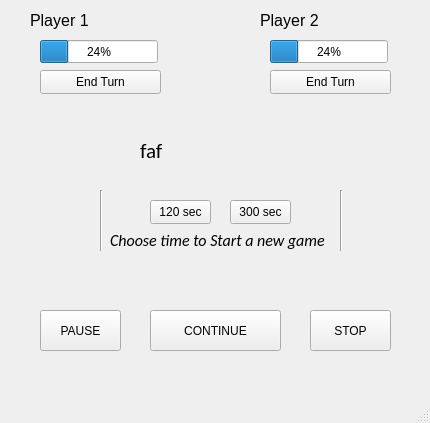
The window that viikko7/shakkikello/mainwindow.ui (reso-kurssit/2023-Q3-until-2024-Q2) describes before a commit, drawn with Qt 5.
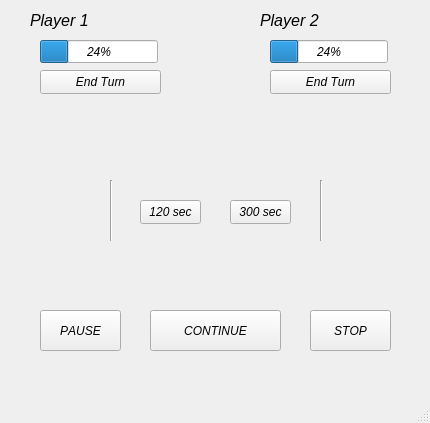
The same window after the commit.

Commit message: Melkein valmis, pientä korjailua vielä

What changed in the file:
```diff
--- a/viikko7/shakkikello/mainwindow.ui
+++ b/viikko7/shakkikello/mainwindow.ui
@@ -10,6 +10,12 @@
     <height>423</height>
    </rect>
   </property>
+  <property name="font">
+   <font>
+    <italic>true</italic>
+    <kerning>false</kerning>
+   </font>
+  </property>
   <property name="windowTitle">
    <string>MainWindow</string>
   </property>
@@ -30,24 +36,26 @@
    <widget class="QLabel" name="textLabel">
     <property name="geometry">
      <rect>
-      <x>140</x>
+      <x>30</x>
       <y>130</y>
-      <width>151</width>
+      <width>371</width>
       <height>41</height>
      </rect>
     </property>
     <property name="font">
      <font>
       <family>Calibri</family>
-      <pointsize>16</pointsize>
+      <pointsize>14</pointsize>
+      <italic>true</italic>
       <bold>false</bold>
+      <kerning>false</kerning>
      </font>
     </property>
     <property name="autoFillBackground">
      <bool>false</bool>
     </property>
     <property name="text">
-     <string>faf</string>
+     <string/>
     </property>
    </widget>
    <widget class="QProgressBar" name="progressP1">
@@ -92,7 +100,7 @@
    <widget class="QPushButton" name="time120">
     <property name="geometry">
      <rect>
-      <x>150</x>
+      <x>140</x>
       <y>200</y>
       <width>61</width>
       <height>24</height>
@@ -127,6 +135,12 @@
     <property name="text">
      <string>PAUSE</string>
     </property>
+    <property name="autoRepeatInterval">
+     <number>100</number>
+    </property>
+    <property name="flat">
+     <bool>false</bool>
+    </property>
    </widget>
    <widget class="QPushButton" name="start">
     <property name="geometry">
@@ -153,6 +167,8 @@
     <property name="font">
      <font>
       <pointsize>12</pointsize>
+      <italic>true</italic>
+      <kerning>false</kerning>
      </font>
     </property>
     <property name="autoFillBackground">
@@ -174,6 +190,8 @@
     <property name="font">
      <font>
       <pointsize>12</pointsize>
+      <italic>true</italic>
+      <kerning>false</kerning>
      </font>
     </property>
     <property name="autoFillBackground">
@@ -183,35 +201,11 @@
      <string>Player 2</string>
     </property>
    </widget>
-   <widget class="QLabel" name="textLabel_4">
-    <property name="geometry">
-     <rect>
-      <x>110</x>
-      <y>230</y>
-      <width>221</width>
-      <height>21</height>
-     </rect>
-    </property>
-    <property name="font">
-     <font>
-      <family>Calibri</family>
-      <pointsize>12</pointsize>
-      <italic>true</italic>
-      <bold>false</bold>
-     </font>
-    </property>
-    <property name="autoFillBackground">
-     <bool>false</bool>
-    </property>
-    <property name="text">
-     <string>Choose time to Start a new game </string>
-    </property>
-   </widget>
    <widget class="Line" name="line">
     <property name="geometry">
      <rect>
-      <x>100</x>
-      <y>190</y>
+      <x>110</x>
+      <y>180</y>
       <width>3</width>
       <height>61</height>
      </rect>
@@ -223,8 +217,8 @@
    <widget class="Line" name="line_2">
     <property name="geometry">
      <rect>
-      <x>340</x>
-      <y>190</y>
+      <x>320</x>
+      <y>180</y>
       <width>3</width>
       <height>61</height>
      </rect>
```
Left out of the diff: 2 changed lines with no effect on the pictures. The commit also changes 2 other files.
